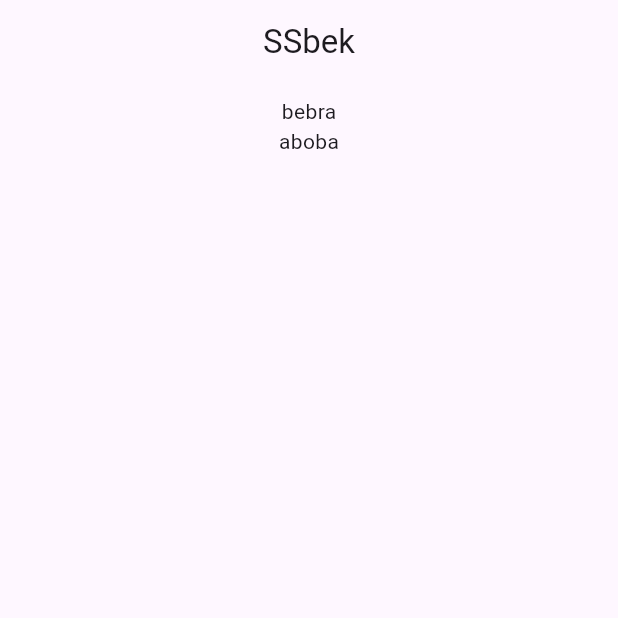
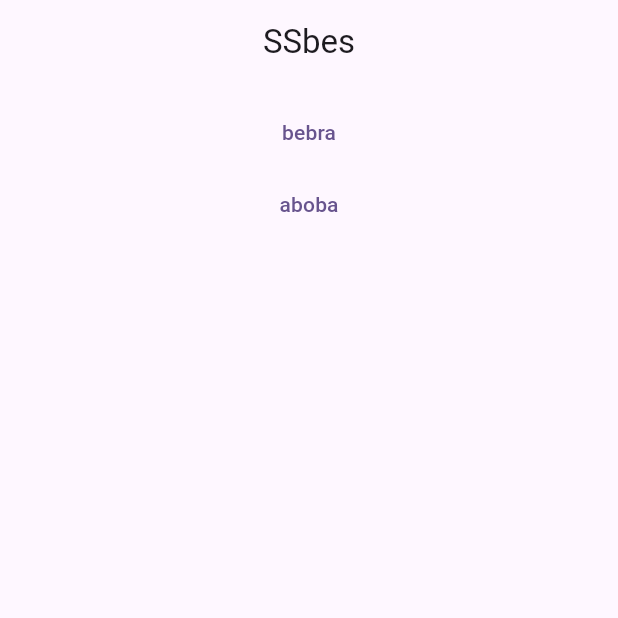
Before and after one commit to Bankin1/Ssbes, a Flutter app: the screen it shows after launch, on a phone screen of 412 x 824 dp, the top half of it. Run offline on Flutter 3.47's test engine with Material 3 defaults, Android fonts, the phone set to English and light mode, and no system bars; our stand-ins replace flutter_bloc.

Commit message:
Created layout

```diff
--- a/frontend/lib/src/pages/team_list_page.dart
+++ b/frontend/lib/src/pages/team_list_page.dart
@@ -1,13 +1,15 @@
 import 'package:flutter/cupertino.dart';
 import 'package:flutter/material.dart';
+import 'package:flutter_bloc/flutter_bloc.dart';
+import 'package:ssbek/src/bloc/team_list/team_list_bloc.dart';
+import 'package:ssbek/src/bloc/team_list/team_list_event.dart';
+import 'package:ssbek/src/bloc/team_list/team_list_state.dart';
 import 'package:ssbek/src/widgets/team_list_widget.dart';
 
 import '../entities/team.dart';
 
 class TeamListPage extends StatefulWidget{
-  TeamListPage({super.key});
-
-  final List<Team> list = [const Team(id: 0, name: "bebra"), const Team(id: 1, name: "aboba")];
+  const TeamListPage({super.key});
   @override
   State<StatefulWidget> createState() => _TeamListPageState();
 }
@@ -15,12 +17,24 @@ class TeamListPage extends StatefulWidget{
 class _TeamListPageState extends State<TeamListPage>{
   @override
   Widget build(BuildContext context) {
-    return Scaffold(
-      appBar: AppBar(
-        centerTitle: true,
-        title: const Text("SSbek"),
-      ),
-      body: TeamList(list: widget.list),
+    return BlocProvider<TeamListBloc>(
+      create: (context) => TeamListBloc()..add(TeamListRequestedEvent()),
+      child: Scaffold(
+
+          appBar: AppBar(
+            centerTitle: true,
+            title: const Text("SSbes"),
+          ),
+
+          body: Center(
+            child: BlocBuilder<TeamListBloc, TeamListState>(
+              builder: (BuildContext context, teamListState) =>
+              teamListState is TeamListUploadedState
+                  ? TeamList(list: teamListState.list)
+                  : const CircularProgressIndicator()
+            ),
+          )
+      )
     );
   }
 }
--- a/frontend/lib/src/widgets/team_list_widget.dart
+++ b/frontend/lib/src/widgets/team_list_widget.dart
@@ -1,6 +1,7 @@
-import 'package:flutter/cupertino.dart';
+import 'package:flutter/material.dart';
 
 import '../entities/team.dart';
+import '../pages/team_page.dart';
 
 class TeamList extends StatelessWidget{
   final List<Team> list;
@@ -10,7 +11,19 @@ class TeamList extends StatelessWidget{
   Widget build(BuildContext context) => ListView.builder(
       padding: const EdgeInsets.all(8),
       itemCount: list.length,
-      itemBuilder: (BuildContext context, int index)=> Center(child: Text(list[index].name))
+      itemBuilder: (BuildContext context, int index) {
+        return Center(
+            child: TextButton(
+              onPressed: () => Navigator.push(
+                context,
+                MaterialPageRoute(builder: (context) =>
+                    TeamPage(id: list[index].id, name: list[index].name))
+              ),
+
+              child: Text(list[index].name),
+            )
+        );
+      }
   );
 
 }
```
Also changed, not shown: frontend/lib/src/pages/team_page.dart (+44 -4 lines).
